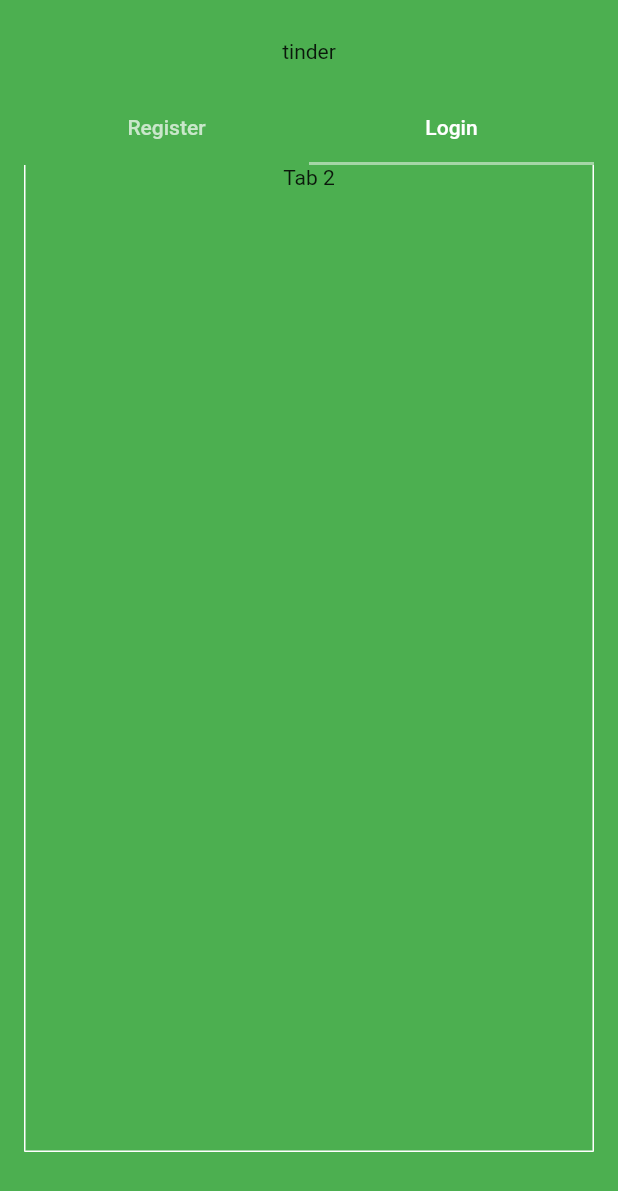
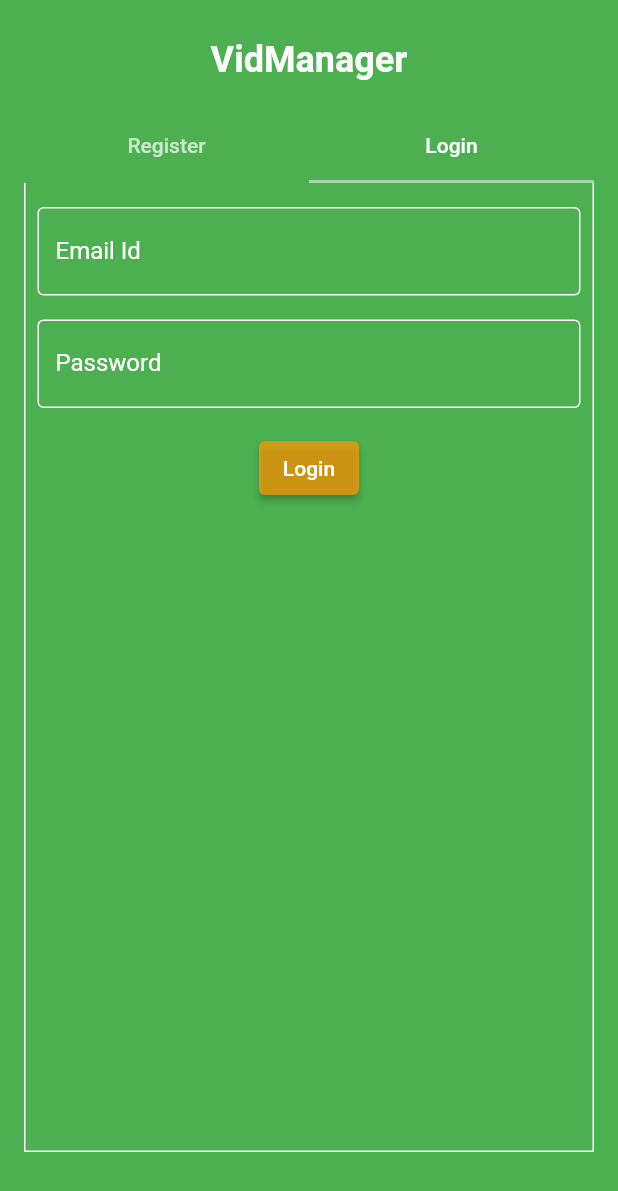
Before and after one commit to Swagnik02/VidManager, a Flutter app: the screen it shows after launch, tab 2 chosen, on a phone screen of 412 x 824 dp. Shown: the top 1191 px of the screen. Run offline on Flutter 3.47's test engine with Material 2 defaults, Android fonts, the phone set to English and light mode, and no system bars; our stand-ins replace firebase_auth, firebase_core; accounts and stored records are empty.

Commit message:
added login ui

```diff
--- /dev/null
+++ b/lib/authComponents/login_column.dart
@@ -0,0 +1,93 @@
+import 'package:flutter/material.dart';
+import '../constants/routes.dart';
+
+class LoginColumn extends StatelessWidget {
+  const LoginColumn({super.key});
+
+  @override
+  Widget build(BuildContext context) {
+    return Column(
+      children: [
+        const SizedBox(height: 16.0),
+        const Padding(
+          padding: EdgeInsets.fromLTRB(8.0, 0.0, 8.0, 0.0),
+          child: TextField(
+            enableSuggestions: false,
+            autocorrect: false,
+            keyboardType: TextInputType.emailAddress,
+            decoration: InputDecoration(
+              hintText: 'Enter your email here',
+              labelText: 'Email Id',
+              labelStyle: TextStyle(
+                color: Colors.white,
+              ),
+              focusedBorder: OutlineInputBorder(
+                borderSide: BorderSide(
+                  color: Colors.white,
+                  width: 1.0,
+                ),
+              ),
+              enabledBorder: OutlineInputBorder(
+                borderSide: BorderSide(
+                  color: Colors.white,
+                ),
+              ),
+            ),
+          ),
+        ),
+        const SizedBox(height: 16.0),
+        const Padding(
+          padding: EdgeInsets.fromLTRB(8.0, 0.0, 8.0, 0.0),
+          child: TextField(
+            enableSuggestions: false,
+            autocorrect: false,
+            obscureText: true,
+            keyboardType: TextInputType.visiblePassword,
+            decoration: InputDecoration(
+              hintText: 'Enter your password here',
+              labelText: 'Password',
+              labelStyle: TextStyle(
+                color: Colors.white,
+              ),
+              focusedBorder: OutlineInputBorder(
+                borderSide: BorderSide(
+                  color: Colors.white,
+                  width: 1.0,
+                ),
+              ),
+              enabledBorder: OutlineInputBorder(
+                borderSide: BorderSide(
+                  color: Colors.white,
+                ),
+              ),
+            ),
+          ),
+        ),
+        const SizedBox(height: 16.0),
+        Padding(
+          padding: const EdgeInsets.only(top: 0, bottom: 0, left: 0, right: 0),
+          child: ElevatedButton(
+            style: ButtonStyle(
+              backgroundColor: MaterialStateProperty.resolveWith<Color>(
+                (Set<MaterialState> states) {
+                  if (states.contains(MaterialState.pressed)) {
+                    return const Color.fromARGB(255, 76, 175, 80);
+                  }
+                  return const Color.fromARGB(187, 255, 154, 4);
+                },
+              ),
+            ),
+            onPressed: () {
+              Navigator.pushNamedAndRemoveUntil(
+                context,
+                mainRoute,
+                (route) => false,
+              );
+            },
+            child: const Text('Login'),
+          ),
+        ),
+      ],
+    );
+  }
+}
--- /dev/null
+++ b/lib/authComponents/title_auth.dart
@@ -0,0 +1,26 @@
+import 'package:flutter/material.dart';
+
+class TitleAuth extends StatelessWidget {
+  const TitleAuth({super.key});
+
+  @override
+  Widget build(BuildContext context) {
+    return Padding(
+      padding: const EdgeInsetsDirectional.fromSTEB(0.00, 10.0, 0.00, 0.00),
+      child: Row(
+        mainAxisSize: MainAxisSize.max,
+        mainAxisAlignment: MainAxisAlignment.center,
+        children: const [
+          Text(
+            'VidManager',
+            style: TextStyle(
+              fontSize: 24.0,
+              fontWeight: FontWeight.bold,
+              color: Colors.white,
+            ),
+          ),
+        ],
+      ),
+    );
+  }
+}
--- a/lib/main.dart
+++ b/lib/main.dart
@@ -51,6 +51,7 @@ class HomePage extends StatelessWidget {
           default:
             return const CircularProgressIndicator();
         }
-        });
+      },
+    );
   }
 }
--- a/lib/views/auth_view.dart
+++ b/lib/views/auth_view.dart
@@ -1,5 +1,8 @@
 import 'package:flutter/material.dart';
-import 'package:vidmanager/component/register_column.dart';
+import 'package:vidmanager/authComponents/title_auth.dart';
+import 'package:vidmanager/authComponents/login_column.dart';
+
+import '../authComponents/register_column.dart';
 
 class AuthView extends StatefulWidget {
   const AuthView({super.key});
@@ -18,21 +21,7 @@ class _AuthViewState extends State<AuthView> {
           padding: const EdgeInsetsDirectional.all(16.0),
           child: Column(
             children: [
-              Padding(
-                padding: const EdgeInsetsDirectional.fromSTEB(
-                  0.00,
-                  10.0,
-                  0.00,
-                  0.00,
-                ),
-                child: Row(
-                  mainAxisSize: MainAxisSize.max,
-                  mainAxisAlignment: MainAxisAlignment.center,
-                  children: const [
-                    Text('tinder'),
-                  ],
-                ),
-              ),
+              const TitleAuth(),
               Expanded(
                 child: Padding(
                   padding: const EdgeInsetsDirectional.fromSTEB(
@@ -75,12 +64,10 @@ class _AuthViewState extends State<AuthView> {
                                 ),
                               ),
                             ),
-                            child: TabBarView(
+                            child: const TabBarView(
                               children: [
-                                const RegisterColumn(),
-                                Column(
-                                  children: const [Text('Tab 2')],
-                                )
+                                RegisterColumn(),
+                                LoginColumn(),
                               ],
                             ),
                           ),
```
Also changed, not shown: lib/authComponents/register_column.dart (renamed from lib/component/register_column.dart). Lines whose indentation alone changed are shown as unchanged.
